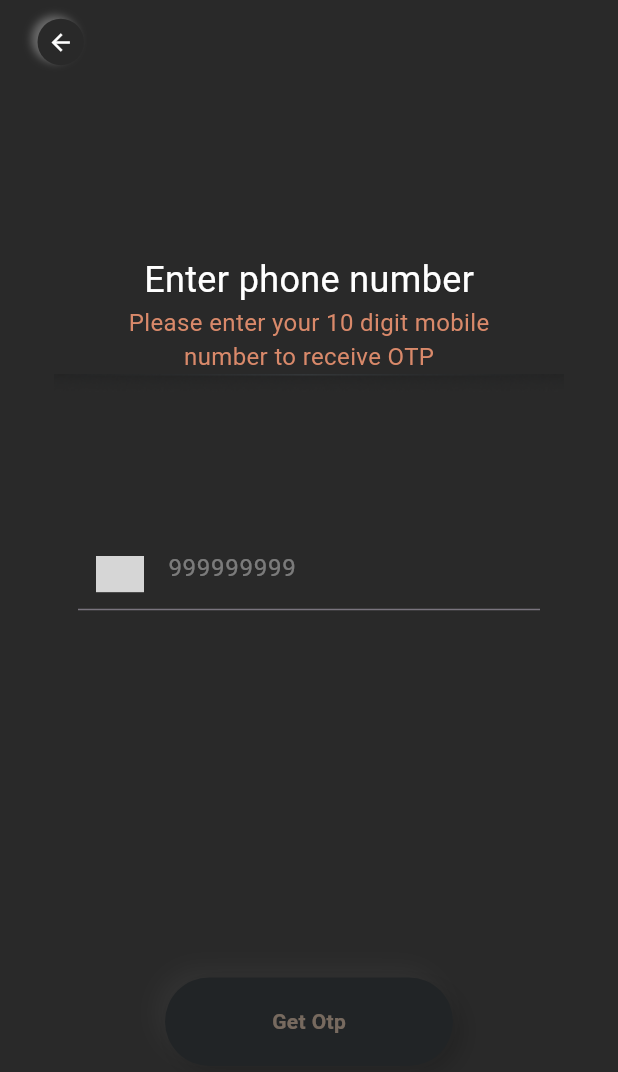
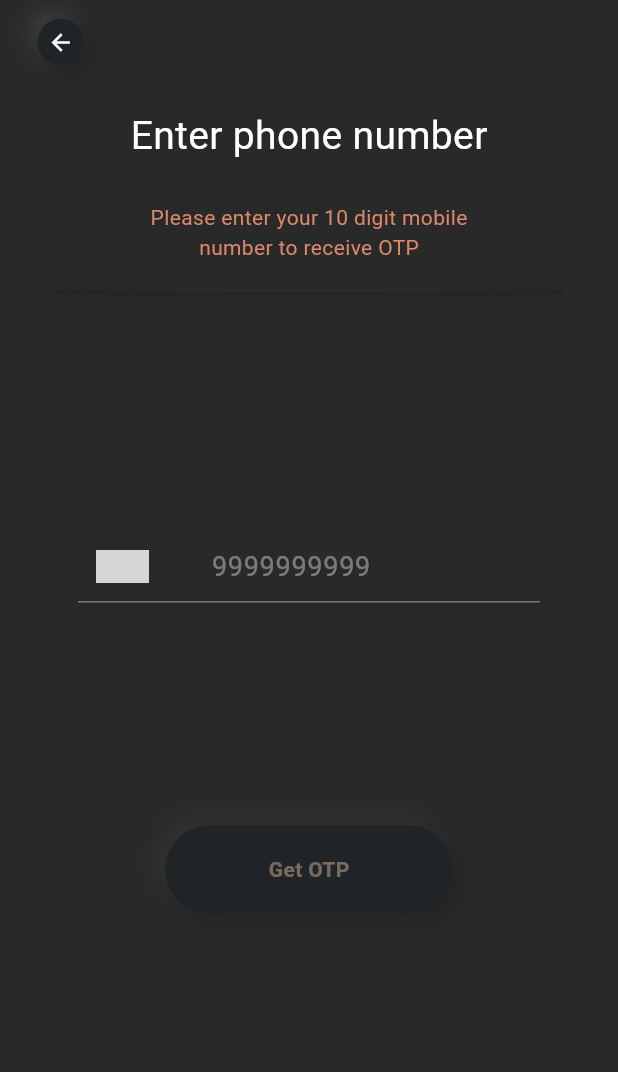
Before and after one commit to Sumanmali019/Yuktidea_assigment, a Flutter app: the EnterPhoneNumberScreen screen opened directly with empty values, on a phone screen of 412 x 824 dp. Shown: the top 1072 px of the screen. Run offline on Flutter 3.47's test engine with Material 3 defaults, Android fonts, the phone set to English and light mode, and no system bars; our stand-ins replace flutter_svg, flutter_widget_from_html, get, otp_text_field, sliding_up_panel; network calls fail; grey boxes are pictures that could not be loaded.

Commit message:
update_phone_otp

```diff
--- a/lib/infrastructure/navigation/bindings/controllers/controllers_bindings.dart
+++ b/lib/infrastructure/navigation/bindings/controllers/controllers_bindings.dart
@@ -1,4 +1,3 @@
 export 'package:yuktidea_assessment/infrastructure/navigation/bindings/controllers/home.controller.binding.dart';
-export 'package:yuktidea_assessment/infrastructure/navigation/bindings/controllers/optscreen.controller.binding.dart';
 export 'package:yuktidea_assessment/infrastructure/navigation/bindings/controllers/otpverification.controller.binding.dart';
 export 'package:yuktidea_assessment/infrastructure/navigation/bindings/controllers/startup.controller.binding.dart';
--- a/lib/infrastructure/navigation/navigation.dart
+++ b/lib/infrastructure/navigation/navigation.dart
@@ -40,11 +40,6 @@ class Nav {
       name: Routes.OTPVERIFICATION,
       page: () => OtpverificationScreen(),
       binding: OtpverificationControllerBinding(),
-    ),
-    GetPage(
-      name: Routes.OPTSCREEN,
-      page: () => const OptscreenScreen(),
-      binding: OptscreenControllerBinding(),
-    ),
+    )
   ];
 }
--- a/lib/presentation/otpverification/otpverification.screen.dart
+++ b/lib/presentation/otpverification/otpverification.screen.dart
@@ -53,7 +53,11 @@ class OtpverificationScreen extends GetView<OtpverificationController> {
               if (controller.isLoading.value) {
                 return const Center(child: CircularProgressIndicator());
               } else if (controller.filteredCountries.isEmpty) {
-                return const Center(child: Text("No countries found"));
+                return const Center(
+                    child: Text(
+                  "No countries found",
+                  style: TextStyle(color: Colors.white),
+                ));
               } else {
                 return ListView.separated(
                   controller: _scrollController,
--- a/lib/presentation/otpverification/widget/custom_back.dart
+++ b/lib/presentation/otpverification/widget/custom_back.dart
@@ -20,13 +20,18 @@ class CrossIconbackButton extends StatelessWidget {
           width: 31,
           height: 31,
           decoration: BoxDecoration(
-            color: const Color.fromRGBO(41, 41, 41, 1),
+            color: const Color(0xFF212426),
             shape: BoxShape.circle,
             boxShadow: [
               BoxShadow(
-                color: Colors.white.withOpacity(0.3),
-                offset: const Offset(-4, -2),
-                blurRadius: 4,
+                color: Colors.black.withOpacity(0.16),
+                offset: const Offset(6, 6),
+                blurRadius: 12,
+              ),
+              BoxShadow(
+                color: Colors.white.withOpacity(0.09),
+                offset: const Offset(-6, -6),
+                blurRadius: 12,
               ),
             ],
           ),
--- a/lib/presentation/otpverification/widget/custon_button.dart
+++ b/lib/presentation/otpverification/widget/custon_button.dart
@@ -3,10 +3,12 @@ import 'package:flutter/material.dart';
 class CustomButton extends StatelessWidget {
   final VoidCallback? onTap;
   final String buttonText;
+  final Color color;
 
   const CustomButton({
     Key? key,
     this.onTap,
+    required this.color,
     required this.buttonText,
   }) : super(key: key);
 
@@ -16,18 +18,18 @@ class CustomButton extends StatelessWidget {
       width: 192,
       height: 59,
       decoration: BoxDecoration(
-        color: const Color(0xFF212426), // Dark background color
-        borderRadius: BorderRadius.circular(100), // Rounded corners
+        color: const Color(0xFF212426),
+        borderRadius: BorderRadius.circular(100),
         boxShadow: [
           BoxShadow(
-            color: Colors.black.withOpacity(0.16), // Shadow color
-            offset: const Offset(6, 6), // Shadow position
-            blurRadius: 12, // Shadow blur radius
+            color: Colors.black.withOpacity(0.16),
+            offset: const Offset(6, 6),
+            blurRadius: 12,
           ),
           BoxShadow(
-            color: Colors.white.withOpacity(0.04), // White glow color
-            offset: const Offset(-6, -6), // White glow position
-            blurRadius: 12, // White glow blur radius
+            color: Colors.white.withOpacity(0.04),
+            offset: const Offset(-6, -6),
+            blurRadius: 12,
           ),
         ],
       ),
@@ -39,8 +41,8 @@ class CustomButton extends StatelessWidget {
           child: Center(
             child: Text(
               buttonText,
-              style: const TextStyle(
-                color: Color.fromRGBO(249, 211, 180, 0.4),
+              style: TextStyle(
+                color: color,
                 fontWeight: FontWeight.bold,
               ),
             ),
--- a/lib/presentation/otpverification/widget/enter_phone.dart
+++ b/lib/presentation/otpverification/widget/enter_phone.dart
@@ -25,39 +25,49 @@ class EnterPhoneNumberScreen extends StatelessWidget {
     return Scaffold(
       appBar: AppBar(
         backgroundColor: const Color.fromRGBO(41, 41, 41, 1),
-        leading: CrossIconbackButton(
-          onPressed: () => Get.back(),
+        leading: CrossIconbackButton(onPressed: () {
+          controller.phoneController.clear();
+          controller.isFormValid.value = false;
+          Get.back();
+        }),
       ),
-      ),
-      backgroundColor: Color.fromRGBO(41, 41, 41, 1),
+      backgroundColor: const Color.fromRGBO(41, 41, 41, 1),
       body: Padding(
         padding: const EdgeInsets.all(16.0),
+        child: Align(
           child: Column(
-          mainAxisAlignment: MainAxisAlignment.spaceEvenly,
-          crossAxisAlignment: CrossAxisAlignment.center,
+            mainAxisAlignment: MainAxisAlignment.spaceBetween,
             children: [
               SizedBox(
                 // color: Colors.white,
                 child: Column(
                   crossAxisAlignment: CrossAxisAlignment.center,
                   children: [
-                  Text(
+                    const Text(
                       'Enter phone number',
-                    style: TextStyle(fontSize: 24, color: Colors.white),
+                      style: TextStyle(
+                          fontSize: 26,
+                          color: Color.fromRGBO(255, 255, 255, 1)),
                     ),
-                  Text(
+                    SizedBox(
+                      height: 26,
+                    ),
+                    const Text(
                       'Please enter your 10 digit mobile',
                       style: TextStyle(
-                      fontSize: 16,
+                        fontSize: 14,
                         color: Color.fromRGBO(217, 137, 106, 1),
                       ),
                     ),
-                  Text(
+                    const Text(
                       'number to receive OTP',
                       style: TextStyle(
-                      fontSize: 16,
+                        fontSize: 14,
                         color: Color.fromRGBO(217, 137, 106, 1),
                       ),
+                    ),
+                    const SizedBox(
+                      height: 18,
                     ),
                     Image.asset('assets/images/Divider.png')
                   ],
@@ -65,39 +75,83 @@ class EnterPhoneNumberScreen extends StatelessWidget {
               ),
               // SizedBox(height: 16),
               Padding(
-              padding: const EdgeInsets.only(left: 36.0, right: 36),
+                padding: const EdgeInsets.symmetric(horizontal: 36.0),
+                child: Form(
+                  key: controller.formKey,
                   child: TextFormField(
                     controller: controller.phoneController,
-                style: const TextStyle(color: Colors.white),
+                    onChanged: (value) => controller.validateForm(),
+                    validator: (value) {
+                      if (value == null || value.isEmpty) {
+                        return 'Number cannot be empty';
+                      }
+                      if (value.length < 10) {
+                        return 'Please enter a valid mobile number';
+                      }
+                      if (value.length > 10) {
+                        return 'Number must be at least 10 digits';
+                      }
+                      if (value.contains(RegExp(r'[^\d]'))) {
+                        // Check for non-digit characters
+                        return 'Please enter a valid mobile number';
+                      }
+                      return null;
+                    },
+                    style: const TextStyle(color: Colors.white, fontSize: 18),
                     decoration: InputDecoration(
-                  hintText: '999999999',
-                  hintStyle: const TextStyle(color: Colors.white38),
+                      contentPadding: const EdgeInsets.only(top: 10),
+                      hintText: '9999999999',
+                      hintStyle:
+                          const TextStyle(color: Colors.white38, fontSize: 18),
+                      alignLabelWithHint: true,
                       prefixIcon: Padding(
-                    padding: const EdgeInsets.all(12.0),
-                    child: SvgPicture.network(
+                        padding: const EdgeInsets.only(left: 12.0, right: 12.0),
+                        child: Row(
+                          crossAxisAlignment: CrossAxisAlignment.center,
+                          mainAxisSize: MainAxisSize.min,
+                          children: [
+                            SvgPicture.network(
                               flagUrl,
-                      width: 32,
-                      height: 20,
+                              width: 35,
+                              height: 22,
                               fit: BoxFit.cover,
                               placeholderBuilder: (context) =>
                                   const CircularProgressIndicator(),
                             ),
+                            const SizedBox(
+                              width: 26,
                             ),
-                  prefixText: telCode,
-                  prefixStyle:
-                      const TextStyle(color: Colors.white, fontSize: 16),
+                            Text(
+                              telCode,
+                              style: const TextStyle(
+                                  color: Colors.white, fontSize: 18),
+                            ),
+                          ],
+                        ),
+                      ),
+                      focusedBorder: const UnderlineInputBorder(
+                        borderSide: BorderSide(
+                            color: Color.fromRGBO(125, 126, 128, 1),
+                            width: 1.0),
+                      ),
                     ),
                     keyboardType: TextInputType.phone,
                   ),
                 ),
+              ),
+
+              Obx(() => CustomButton(
+                    buttonText: 'Get OTP',
+                    onTap: controller.isFormValid.value
+                        ? () => controller.requestOtp(telCode)
+                        : null,
+                    color: controller.isFormValid.value
+                        ? const Color.fromRGBO(249, 211, 180, 1)
+                        : const Color.fromRGBO(249, 211, 180, 0.4),
+                  )),
               const SizedBox(height: 50),
-            CustomButton(
-              buttonText: 'Get Otp',
-              onTap: () {
-                controller.requestOtp(telCode);
-              },
+            ],
           ),
-          ],
         ),
       ),
     );
--- a/lib/presentation/screens.dart
+++ b/lib/presentation/screens.dart
@@ -1,4 +1,3 @@
 export 'package:yuktidea_assessment/presentation/home/home.screen.dart';
-export 'package:yuktidea_assessment/presentation/optscreen/optscreen.screen.dart';
 export 'package:yuktidea_assessment/presentation/otpverification/otpverification.screen.dart';
 export 'package:yuktidea_assessment/presentation/startup/startup.screen.dart';
```
Also changed, not shown: lib/infrastructure/dal/services/api_service.dart (+5 -32 lines), lib/infrastructure/navigation/bindings/controllers/optscreen.controller.binding.dart (deleted, +0 -12 lines), lib/presentation/optscreen/controllers/optscreen.controller.dart (deleted, +0 -23 lines), lib/presentation/optscreen/optscreen.screen.dart (deleted, +0 -29 lines), lib/presentation/otpverification/controllers/otpverification.controller.dart (+32 -2 lines), lib/presentation/otpverification/widget/otp_input.dart (+57 -27 lines), lib/presentation/startup/widget/custom_back.dart (+9 -4 lines). Lines whose indentation alone changed are shown as unchanged.
